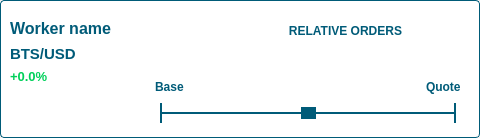
Before: the Qt Designer form dexbot/views/ui/worker_item_widget.ui in xeroc/stakemachine, drawn with Qt 5.
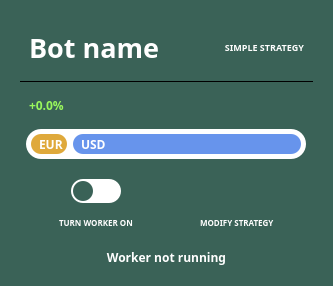
After: the same form once the commit is applied. Icons and pictures are not drawn.

Commit message: New visuals for worker and worker list

The edit to the form file:
```diff
--- a/dexbot/views/ui/worker_item_widget.ui
+++ b/dexbot/views/ui/worker_item_widget.ui
@@ -2,551 +2,562 @@
 <ui version="4.0">
  <class>widget</class>
  <widget class="QWidget" name="widget">
-  <property name="enabled">
-   <bool>true</bool>
-  </property>
   <property name="geometry">
    <rect>
     <x>0</x>
     <y>0</y>
-    <width>480</width>
-    <height>138</height>
+    <width>333</width>
+    <height>275</height>
    </rect>
   </property>
-  <property name="sizePolicy">
-   <sizepolicy hsizetype="Expanding" vsizetype="Expanding">
-    <horstretch>0</horstretch>
-    <verstretch>0</verstretch>
-   </sizepolicy>
+  <property name="font">
+   <font>
+    <family>Source Sans Pro</family>
+    <weight>75</weight>
+    <bold>true</bold>
+   </font>
   </property>
   <property name="windowTitle">
-   <string>widget</string>
+   <string>Form</string>
   </property>
-  <layout class="QGridLayout" name="gridLayout_2">
-   <property name="leftMargin">
-    <number>0</number>
-   </property>
-   <property name="topMargin">
-    <number>0</number>
-   </property>
-   <property name="rightMargin">
-    <number>0</number>
-   </property>
-   <property name="bottomMargin">
-    <number>0</number>
-   </property>
+  <property name="styleSheet">
+   <string notr="true">background-color: #3A6257;
+color: #ffffff;
+border-radius: 20px;
+</string>
+  </property>
+  <layout class="QGridLayout" name="gridLayout">
    <item row="0" column="0">
-    <widget class="QFrame" name="widget_frame">
-     <property name="sizePolicy">
-      <sizepolicy hsizetype="Preferred" vsizetype="Preferred">
-       <horstretch>0</horstretch>
-       <verstretch>0</verstretch>
-      </sizepolicy>
-     </property>
-     <property name="minimumSize">
-      <size>
-       <width>480</width>
-       <height>137</height>
-      </size>
-     </property>
-     <property name="maximumSize">
-      <size>
-       <width>16777215</width>
-       <height>16777215</height>
-      </size>
-     </property>
-     <property name="layoutDirection">
-      <enum>Qt::LeftToRight</enum>
-     </property>
-     <property name="autoFillBackground">
-      <bool>false</bool>
+    <widget class="QWidget" name="widget_5" native="true">
+     <property name="font">
+      <font>
+       <family>Source Sans Pro</family>
+       <weight>75</weight>
+       <bold>true</bold>
+      </font>
      </property>
      <property name="styleSheet">
-      <string notr="true">.QFrame { border: 1px solid #005B78; border-radius: 4px; }
-* { background-color: white; }
-</string>
+      <string notr="true">border-radius: 20px;</string>
      </property>
-     <property name="frameShape">
-      <enum>QFrame::StyledPanel</enum>
-     </property>
-     <property name="frameShadow">
-      <enum>QFrame::Raised</enum>
-     </property>
-     <layout class="QGridLayout" name="gridLayout_6">
-      <item row="1" column="0">
-       <widget class="QWidget" name="widget_3" native="true">
-        <property name="sizePolicy">
-         <sizepolicy hsizetype="Preferred" vsizetype="Preferred">
-          <horstretch>0</horstretch>
-          <verstretch>0</verstretch>
-         </sizepolicy>
+     <layout class="QVBoxLayout" name="verticalLayout">
+      <item>
+       <widget class="QWidget" name="NameStrategy" native="true">
+        <property name="maximumSize">
+         <size>
+          <width>16777215</width>
+          <height>100</height>
+         </size>
         </property>
-        <layout class="QHBoxLayout" name="horizontalLayout_4">
+        <property name="font">
+         <font>
+          <family>Source Sans Pro</family>
+          <weight>75</weight>
+          <bold>true</bold>
+         </font>
+        </property>
+        <property name="styleSheet">
+         <string notr="true"/>
+        </property>
+        <layout class="QHBoxLayout" name="horizontalLayout">
+         <item>
+          <widget class="QLabel" name="worker_name_label">
+           <property name="sizePolicy">
+            <sizepolicy hsizetype="Expanding" vsizetype="Preferred">
+             <horstretch>0</horstretch>
+             <verstretch>0</verstretch>
+            </sizepolicy>
+           </property>
+           <property name="maximumSize">
+            <size>
+             <width>16777215</width>
+             <height>200</height>
+            </size>
+           </property>
+           <property name="font">
+            <font>
+             <family>Source Sans Pro</family>
+             <pointsize>20</pointsize>
+             <weight>75</weight>
+             <bold>true</bold>
+            </font>
+           </property>
+           <property name="text">
+            <string>Bot name</string>
+           </property>
+          </widget>
+         </item>
+         <item>
+          <widget class="QLabel" name="label_3">
+           <property name="minimumSize">
+            <size>
+             <width>10</width>
+             <height>9</height>
+            </size>
+           </property>
+           <property name="maximumSize">
+            <size>
+             <width>10</width>
+             <height>9</height>
+            </size>
+           </property>
+           <property name="styleSheet">
+            <string notr="true">margin-top: 2px;</string>
+           </property>
+           <property name="text">
+            <string/>
+           </property>
+           <property name="pixmap">
+            <pixmap resource="../../resources/icons.qrc">:/bot_widget/svg/simplestrategy.svg</pixmap>
+           </property>
+           <property name="scaledContents">
+            <bool>true</bool>
+           </property>
+          </widget>
+         </item>
+         <item>
+          <widget class="QLabel" name="label_2">
+           <property name="sizePolicy">
+            <sizepolicy hsizetype="Fixed" vsizetype="Preferred">
+             <horstretch>0</horstretch>
+             <verstretch>0</verstretch>
+            </sizepolicy>
+           </property>
+           <property name="maximumSize">
+            <size>
+             <width>16777215</width>
+             <height>16777042</height>
+            </size>
+           </property>
+           <property name="font">
+            <font>
+             <family>Source Sans Pro</family>
+             <pointsize>7</pointsize>
+             <weight>75</weight>
+             <bold>true</bold>
+            </font>
+           </property>
+           <property name="text">
+            <string>SIMPLE STRATEGY</string>
+           </property>
+           <property name="alignment">
+            <set>Qt::AlignRight|Qt::AlignTrailing|Qt::AlignVCenter</set>
+           </property>
+          </widget>
+         </item>
+        </layout>
+       </widget>
+      </item>
+      <item>
+       <widget class="Line" name="line">
+        <property name="enabled">
+         <bool>true</bool>
+        </property>
+        <property name="maximumSize">
+         <size>
+          <width>16777215</width>
+          <height>1</height>
+         </size>
+        </property>
+        <property name="font">
+         <font>
+          <family>Source Sans Pro</family>
+          <weight>75</weight>
+          <bold>true</bold>
+         </font>
+        </property>
+        <property name="styleSheet">
+         <string notr="true">background: black;</string>
+        </property>
+        <property name="orientation">
+         <enum>Qt::Horizontal</enum>
+        </property>
+       </widget>
+      </item>
+      <item>
+       <widget class="QWidget" name="widget_2" native="true">
+        <property name="font">
+         <font>
+          <family>Source Sans Pro</family>
+          <weight>75</weight>
+          <bold>true</bold>
+         </font>
+        </property>
+        <layout class="QHBoxLayout" name="horizontalLayout_3">
+         <item>
+          <widget class="QLabel" name="profit_label">
+           <property name="font">
+            <font>
+             <family>Source Sans Pro</family>
+             <weight>75</weight>
+             <bold>true</bold>
+            </font>
+           </property>
+           <property name="styleSheet">
+            <string notr="true">color: #99F75C;</string>
+           </property>
+           <property name="text">
+            <string>+0.0%</string>
+           </property>
+          </widget>
+         </item>
+         <item alignment="Qt::AlignRight">
+          <widget class="QLabel" name="currency_label">
+           <property name="font">
+            <font>
+             <family>Source Sans Pro</family>
+             <weight>75</weight>
+             <bold>true</bold>
+            </font>
+           </property>
+           <property name="text">
+            <string/>
+           </property>
+          </widget>
+         </item>
+        </layout>
+       </widget>
+      </item>
+      <item alignment="Qt::AlignHCenter">
+       <widget class="QWidget" name="bar" native="true">
+        <property name="minimumSize">
+         <size>
+          <width>280</width>
+          <height>30</height>
+         </size>
+        </property>
+        <property name="maximumSize">
+         <size>
+          <width>280</width>
+          <height>30</height>
+         </size>
+        </property>
+        <property name="font">
+         <font>
+          <family>Source Sans Pro</family>
+          <weight>75</weight>
+          <bold>true</bold>
+         </font>
+        </property>
+        <property name="styleSheet">
+         <string notr="true">border-radius: 15px;
+background: #ffffff;
+max-height: 30px;
+padding: 0px;
+margin: 0px;</string>
+        </property>
+        <layout class="QHBoxLayout" name="horizontalLayout_2">
          <property name="leftMargin">
-          <number>0</number>
+          <number>5</number>
+         </property>
+         <property name="topMargin">
+          <number>5</number>
          </property>
          <property name="rightMargin">
-          <number>0</number>
+          <number>5</number>
          </property>
          <property name="bottomMargin">
-          <number>1</number>
+          <number>5</number>
          </property>
          <item>
-          <widget class="QLabel" name="worker_name_label">
-           <property name="font">
-            <font>
-             <pointsize>12</pointsize>
-             <weight>75</weight>
-             <bold>true</bold>
-            </font>
+          <widget class="QLabel" name="base_asset_label">
+           <property name="sizePolicy">
+            <sizepolicy hsizetype="Fixed" vsizetype="Preferred">
+             <horstretch>0</horstretch>
+             <verstretch>0</verstretch>
+            </sizepolicy>
            </property>
-           <property name="styleSheet">
-            <string notr="true">color: #005B78;</string>
-           </property>
-           <property name="text">
-            <string>Worker name</string>
-           </property>
-           <property name="alignment">
-            <set>Qt::AlignBottom|Qt::AlignLeading|Qt::AlignLeft</set>
-           </property>
-           <property name="textInteractionFlags">
-            <set>Qt::TextSelectableByMouse</set>
-           </property>
-          </widget>
-         </item>
-         <item>
-          <widget class="QLabel" name="strategy_label">
            <property name="maximumSize">
             <size>
-             <width>16777215</width>
-             <height>16777215</height>
+             <width>16777191</width>
+             <height>30</height>
             </size>
            </property>
            <property name="font">
             <font>
+             <family>Source Sans Pro</family>
              <pointsize>9</pointsize>
              <weight>75</weight>
              <bold>true</bold>
             </font>
            </property>
-           <property name="autoFillBackground">
-            <bool>false</bool>
+           <property name="layoutDirection">
+            <enum>Qt::LeftToRight</enum>
            </property>
            <property name="styleSheet">
-            <string notr="true">color: #005B78;</string>
+            <string notr="true">background: #dfa93b;
+border-radius: 10px; padding-left: 5px;</string>
            </property>
            <property name="text">
-            <string>RELATIVE ORDERS</string>
+            <string>EUR</string>
            </property>
            <property name="alignment">
-            <set>Qt::AlignBottom|Qt::AlignRight|Qt::AlignTrailing</set>
+            <set>Qt::AlignLeading|Qt::AlignLeft|Qt::AlignVCenter</set>
            </property>
-           <property name="textInteractionFlags">
-            <set>Qt::TextSelectableByMouse</set>
-           </property>
           </widget>
          </item>
          <item>
-          <widget class="QPushButton" name="edit_button">
-           <property name="maximumSize">
-            <size>
-             <width>28</width>
-             <height>16777215</height>
-            </size>
+          <widget class="QLabel" name="quote_asset_label">
+           <property name="sizePolicy">
+            <sizepolicy hsizetype="Expanding" vsizetype="Preferred">
+             <horstretch>0</horstretch>
+             <verstretch>0</verstretch>
+            </sizepolicy>
            </property>
-           <property name="cursor">
-            <cursorShape>PointingHandCursor</cursorShape>
+           <property name="font">
+            <font>
+             <family>Source Sans Pro</family>
+             <weight>75</weight>
+             <bold>true</bold>
+            </font>
            </property>
            <property name="styleSheet">
-            <string notr="true">border: 0;</string>
+            <string notr="true">border-radius: 10px; padding-left: 5px; background: #6794ec; </string>
            </property>
            <property name="text">
-            <string/>
+            <string>USD</string>
            </property>
-           <property name="icon">
-            <iconset resource="../../resources/icons.qrc">
-             <normaloff>:/bot_widget/img/pen.png</normaloff>:/bot_widget/img/pen.png</iconset>
-           </property>
           </widget>
          </item>
+        </layout>
+       </widget>
+      </item>
+      <item>
+       <widget class="QWidget" name="widget_3" native="true">
+        <property name="font">
+         <font>
+          <family>Source Sans Pro</family>
+          <weight>75</weight>
+          <bold>true</bold>
+         </font>
+        </property>
+        <property name="styleSheet">
+         <string notr="true">border-radius: 0px;</string>
+        </property>
+        <layout class="QHBoxLayout" name="horizontalLayout_4">
          <item>
-          <widget class="QPushButton" name="remove_button">
-           <property name="maximumSize">
+          <widget class="QWidget" name="running" native="true">
+           <property name="minimumSize">
             <size>
-             <width>28</width>
-             <height>16777215</height>
+             <width>0</width>
+             <height>60</height>
             </size>
            </property>
-           <property name="cursor">
-            <cursorShape>PointingHandCursor</cursorShape>
+           <property name="font">
+            <font>
+             <family>Source Sans Pro</family>
+             <weight>75</weight>
+             <bold>true</bold>
+            </font>
            </property>
-           <property name="styleSheet">
-            <string notr="true">border: 0;</string>
-           </property>
-           <property name="text">
-            <string/>
-           </property>
-           <property name="icon">
-            <iconset resource="../../resources/icons.qrc">
-             <normaloff>:/bot_widget/img/bin.png</normaloff>:/bot_widget/img/bin.png</iconset>
-           </property>
-           <property name="iconSize">
-            <size>
-             <width>20</width>
-             <height>20</height>
-            </size>
-           </property>
-          </widget>
-         </item>
-        </layout>
-       </widget>
-      </item>
-      <item row="3" column="0">
-       <layout class="QGridLayout" name="gridLayout">
-        <property name="leftMargin">
-         <number>0</number>
-        </property>
-        <item row="0" column="0">
-         <layout class="QGridLayout" name="gridLayout_3">
-          <item row="0" column="0">
-           <widget class="QWidget" name="widget_6" native="true">
-            <property name="minimumSize">
-             <size>
-              <width>130</width>
-              <height>0</height>
-             </size>
+           <layout class="QVBoxLayout" name="verticalLayout_3">
+            <property name="spacing">
+             <number>0</number>
             </property>
-            <layout class="QVBoxLayout" name="verticalLayout_5">
-             <property name="leftMargin">
-              <number>0</number>
-             </property>
-             <property name="topMargin">
-              <number>0</number>
-             </property>
-             <property name="rightMargin">
-              <number>0</number>
-             </property>
-             <property name="bottomMargin">
-              <number>0</number>
-             </property>
-             <item>
-              <widget class="QLabel" name="currency_label">
-               <property name="font">
-                <font>
-                 <pointsize>11</pointsize>
-                 <weight>75</weight>
-                 <bold>true</bold>
-                </font>
+            <property name="leftMargin">
+             <number>5</number>
+            </property>
+            <property name="topMargin">
+             <number>5</number>
+            </property>
+            <property name="rightMargin">
+             <number>5</number>
+            </property>
+            <property name="bottomMargin">
+             <number>5</number>
+            </property>
+            <item alignment="Qt::AlignHCenter">
+             <widget class="QWidget" name="onoff" native="true">
+              <property name="minimumSize">
+               <size>
+                <width>50</width>
+                <height>24</height>
+               </size>
+              </property>
+              <property name="maximumSize">
+               <size>
+                <width>50</width>
+                <height>24</height>
+               </size>
+              </property>
+              <property name="layoutDirection">
+               <enum>Qt::LeftToRight</enum>
+              </property>
+              <property name="styleSheet">
+               <string notr="true">border-radius: 12px;
+background: #ffffff;
+max-height: 24px;
+padding: 0px;
+margin: 0px;</string>
+              </property>
+              <layout class="QHBoxLayout" name="horizontalLayout_5">
+               <property name="leftMargin">
+                <number>2</number>
                </property>
-               <property name="styleSheet">
-                <string notr="true">color: #005B78;</string>
+               <property name="topMargin">
+                <number>2</number>
                </property>
-               <property name="text">
-                <string>BTS/USD</string>
+               <property name="rightMargin">
+                <number>2</number>
                </property>
-               <property name="alignment">
-                <set>Qt::AlignLeading|Qt::AlignLeft|Qt::AlignVCenter</set>
+               <property name="bottomMargin">
+                <number>2</number>
                </property>
-               <property name="textInteractionFlags">
-                <set>Qt::TextSelectableByMouse</set>
-               </property>
-              </widget>
-             </item>
-             <item>
-              <widget class="QLabel" name="profit_label">
-               <property name="font">
-                <font>
-                 <pointsize>10</pointsize>
-                 <weight>75</weight>
-                 <bold>true</bold>
-                </font>
-               </property>
-               <property name="styleSheet">
-                <string notr="true">color: #00D05A;</string>
-               </property>
-               <property name="lineWidth">
-                <number>1</number>
-               </property>
-               <property name="text">
-                <string>+0.0%</string>
-               </property>
-               <property name="alignment">
-                <set>Qt::AlignLeading|Qt::AlignLeft|Qt::AlignVCenter</set>
-               </property>
-               <property name="textInteractionFlags">
-                <set>Qt::TextSelectableByMouse</set>
-               </property>
-              </widget>
-             </item>
-            </layout>
-           </widget>
-          </item>
-         </layout>
-        </item>
-        <item row="0" column="1" rowspan="2">
-         <widget class="QWidget" name="widget_4" native="true">
-          <property name="sizePolicy">
-           <sizepolicy hsizetype="Expanding" vsizetype="Preferred">
-            <horstretch>0</horstretch>
-            <verstretch>0</verstretch>
-           </sizepolicy>
-          </property>
-          <layout class="QVBoxLayout" name="verticalLayout_4">
-           <property name="bottomMargin">
-            <number>5</number>
+               <item alignment="Qt::AlignLeft">
+                <widget class="QWidget" name="toggle" native="true">
+                 <property name="minimumSize">
+                  <size>
+                   <width>20</width>
+                   <height>20</height>
+                  </size>
+                 </property>
+                 <property name="maximumSize">
+                  <size>
+                   <width>20</width>
+                   <height>24</height>
+                  </size>
+                 </property>
+                 <property name="layoutDirection">
+                  <enum>Qt::LeftToRight</enum>
+                 </property>
+                 <property name="styleSheet">
+                  <string notr="true">background-color: #3A6257; border-radius: 10px;float:right;</string>
+                 </property>
+                </widget>
+               </item>
+              </layout>
+             </widget>
+            </item>
+            <item alignment="Qt::AlignHCenter|Qt::AlignBottom">
+             <widget class="QLabel" name="toggle_label">
+              <property name="font">
+               <font>
+                <family>Source Sans Pro</family>
+                <pointsize>6</pointsize>
+                <weight>75</weight>
+                <bold>true</bold>
+               </font>
+              </property>
+              <property name="text">
+               <string>TURN WORKER ON</string>
+              </property>
+             </widget>
+            </item>
+           </layout>
+          </widget>
+         </item>
+         <item>
+          <widget class="QWidget" name="widget_4" native="true">
+           <property name="minimumSize">
+            <size>
+             <width>0</width>
+             <height>60</height>
+            </size>
            </property>
-           <item>
-            <spacer name="verticalSpacer">
-             <property name="orientation">
-              <enum>Qt::Vertical</enum>
-             </property>
-             <property name="sizeHint" stdset="0">
-              <size>
-               <width>20</width>
-               <height>40</height>
-              </size>
-             </property>
-            </spacer>
-           </item>
-           <item>
-            <widget class="QWidget" name="widget_7" native="true">
-             <layout class="QHBoxLayout" name="horizontalLayout">
-              <property name="leftMargin">
-               <number>0</number>
+           <property name="font">
+            <font>
+             <family>Source Sans Pro</family>
+             <weight>75</weight>
+             <bold>true</bold>
+            </font>
+           </property>
+           <layout class="QVBoxLayout" name="verticalLayout_2">
+            <property name="spacing">
+             <number>0</number>
+            </property>
+            <property name="leftMargin">
+             <number>5</number>
+            </property>
+            <property name="topMargin">
+             <number>5</number>
+            </property>
+            <property name="rightMargin">
+             <number>5</number>
+            </property>
+            <property name="bottomMargin">
+             <number>5</number>
+            </property>
+            <item alignment="Qt::AlignTop">
+             <widget class="QPushButton" name="edit_button">
+              <property name="minimumSize">
+               <size>
+                <width>0</width>
+                <height>24</height>
+               </size>
               </property>
-              <property name="rightMargin">
-               <number>0</number>
+              <property name="font">
+               <font>
+                <family>Source Sans Pro</family>
+                <weight>75</weight>
+                <bold>true</bold>
+               </font>
               </property>
-              <property name="bottomMargin">
-               <number>0</number>
+              <property name="cursor">
+               <cursorShape>PointingHandCursor</cursorShape>
               </property>
-              <item>
-               <widget class="QLabel" name="buy_label">
-                <property name="font">
-                 <font>
-                  <weight>75</weight>
-                  <bold>true</bold>
-                 </font>
-                </property>
-                <property name="styleSheet">
-                 <string notr="true">color: #005B78;</string>
-                </property>
-                <property name="text">
-                 <string>Base</string>
-                </property>
-               </widget>
-              </item>
-              <item>
-               <spacer name="horizontalSpacer_2">
-                <property name="orientation">
-                 <enum>Qt::Horizontal</enum>
-                </property>
-                <property name="sizeHint" stdset="0">
-                 <size>
-                  <width>40</width>
-                  <height>20</height>
-                 </size>
-                </property>
-               </spacer>
-              </item>
-              <item>
-               <widget class="QLabel" name="sell_label">
-                <property name="font">
-                 <font>
-                  <weight>75</weight>
-                  <bold>true</bold>
-                 </font>
-                </property>
-                <property name="styleSheet">
-                 <string notr="true">color: #005B78;</string>
-                </property>
-                <property name="text">
-                 <string>Quote</string>
-                </property>
-               </widget>
-              </item>
-             </layout>
-            </widget>
-           </item>
-           <item>
-            <widget class="QWidget" name="widget_2" native="true">
-             <property name="sizePolicy">
-              <sizepolicy hsizetype="Expanding" vsizetype="Preferred">
-               <horstretch>0</horstretch>
-               <verstretch>0</verstretch>
-              </sizepolicy>
-             </property>
-             <property name="styleSheet">
-              <string notr="true"/>
-             </property>
-             <layout class="QHBoxLayout" name="horizontalLayout_3">
-              <property name="leftMargin">
-               <number>5</number>
+              <property name="styleSheet">
+               <string notr="true">color: #ffffff</string>
               </property>
-              <property name="topMargin">
-               <number>0</number>
+              <property name="text">
+               <string/>
               </property>
-              <property name="rightMargin">
-               <number>5</number>
+              <property name="icon">
+               <iconset resource="../../resources/icons.qrc">
+                <normaloff>:/bot_widget/svg/modifystrategy.svg</normaloff>:/bot_widget/svg/modifystrategy.svg</iconset>
               </property>
-              <property name="bottomMargin">
-               <number>0</number>
+              <property name="iconSize">
+               <size>
+                <width>30</width>
+                <height>30</height>
+               </size>
               </property>
-              <item>
-               <widget class="QSlider" name="order_slider">
-                <property name="enabled">
-                 <bool>false</bool>
-                </property>
-                <property name="sizePolicy">
-                 <sizepolicy hsizetype="Preferred" vsizetype="Fixed">
-                  <horstretch>0</horstretch>
-                  <verstretch>0</verstretch>
-                 </sizepolicy>
-                </property>
-                <property name="styleSheet">
-                 <string notr="true">QSlider::groove:horizontal {
-height: 2px;
-background: #005B78;
-}
-QSlider::handle:horizontal {
-background: #005B78;
-width: 15px;
-margin: -5px 0;
-}
-QSlider {
-border-left: 2px solid  #005B78;
-border-right: 2px solid  #005B78;
-}</string>
-                </property>
-                <property name="maximum">
-                 <number>100</number>
-                </property>
-                <property name="sliderPosition">
-                 <number>50</number>
-                </property>
-                <property name="tracking">
-                 <bool>false</bool>
-                </property>
-                <property name="orientation">
-                 <enum>Qt::Horizontal</enum>
-                </property>
-                <property name="tickPosition">
-                 <enum>QSlider::TicksAbove</enum>
-                </property>
-               </widget>
-              </item>
-             </layout>
-            </widget>
-           </item>
-          </layout>
-         </widget>
-        </item>
-        <item row="1" column="0">
-         <widget class="QWidget" name="widget_5" native="true">
-          <property name="sizePolicy">
-           <sizepolicy hsizetype="Fixed" vsizetype="Preferred">
-            <horstretch>0</horstretch>
-            <verstretch>0</verstretch>
-           </sizepolicy>
-          </property>
-          <property name="maximumSize">
-           <size>
-            <width>16777215</width>
-            <height>16777215</height>
-           </size>
-          </property>
-          <layout class="QHBoxLayout" name="horizontalLayout_2">
-           <property name="leftMargin">
-            <number>0</number>
-           </property>
-           <property name="topMargin">
-            <number>0</number>
-           </property>
-           <property name="rightMargin">
-            <number>0</number>
-           </property>
-           <property name="bottomMargin">
-            <number>0</number>
-           </property>
-           <item>
-            <widget class="QPushButton" name="pause_button">
-             <property name="sizePolicy">
-              <sizepolicy hsizetype="Fixed" vsizetype="Fixed">
-               <horstretch>0</horstretch>
-               <verstretch>0</verstretch>
-              </sizepolicy>
-             </property>
-             <property name="cursor">
-              <cursorShape>PointingHandCursor</cursorShape>
-             </property>
-             <property name="styleSheet">
-              <string notr="true">border: 0;
-</string>
-             </property>
-             <property name="text">
-              <string/>
-             </property>
-             <property name="icon">
-              <iconset resource="../../resources/icons.qrc">
-               <normaloff>:/bot_widget/img/pause.png</normaloff>:/bot_widget/img/pause.png</iconset>
-             </property>
-             <property name="iconSize">
-              <size>
-               <width>30</width>
-               <height>30</height>
-              </size>
-             </property>
-            </widget>
-           </item>
-           <item>
-            <widget class="QPushButton" name="play_button">
-             <property name="sizePolicy">
-              <sizepolicy hsizetype="Fixed" vsizetype="Fixed">
-               <horstretch>0</horstretch>
-               <verstretch>0</verstretch>
-              </sizepolicy>
-             </property>
-             <property name="cursor">
-              <cursorShape>PointingHandCursor</cursorShape>
-             </property>
-             <property name="statusTip">
-              <string extracomment="Start bot"/>
-             </property>
-             <property name="styleSheet">
-              <string notr="true">border: 0;</string>
-             </property>
-             <property name="text">
-              <string/>
-             </property>
-             <property name="icon">
-              <iconset resource="../../resources/icons.qrc">
-               <normaloff>:/bot_widget/img/play.png</normaloff>:/bot_widget/img/play.png</iconset>
-             </property>
-             <property name="iconSize">
-              <size>
-               <width>30</width>
-               <height>30</height>
-              </size>
-             </property>
-            </widget>
-           </item>
-           <item>
-            <spacer name="horizontalSpacer">
-             <property name="orientation">
-              <enum>Qt::Horizontal</enum>
-             </property>
-             <property name="sizeHint" stdset="0">
-              <size>
-               <width>40</width>
-               <height>20</height>
-              </size>
-             </property>
-            </spacer>
-           </item>
-          </layout>
-         </widget>
-        </item>
-       </layout>
+              <property name="flat">
+               <bool>true</bool>
+              </property>
+             </widget>
+            </item>
+            <item alignment="Qt::AlignHCenter|Qt::AlignBottom">
+             <widget class="QLabel" name="edit_label">
+              <property name="font">
+               <font>
+                <family>Source Sans Pro</family>
+                <pointsize>6</pointsize>
+                <weight>75</weight>
+                <bold>true</bold>
+               </font>
+              </property>
+              <property name="styleSheet">
+               <string notr="true"/>
+              </property>
+              <property name="text">
+               <string>MODIFY STRATEGY</string>
+              </property>
+             </widget>
+            </item>
+           </layout>
+          </widget>
+         </item>
+        </layout>
+       </widget>
+      </item>
+      <item>
+       <widget class="QLabel" name="label">
+        <property name="font">
+         <font>
+          <family>Source Sans Pro</family>
+          <weight>75</weight>
+          <bold>true</bold>
+         </font>
+        </property>
+        <property name="text">
+         <string>Worker not running</string>
+        </property>
+        <property name="alignment">
+         <set>Qt::AlignCenter</set>
+        </property>
+        <property name="wordWrap">
+         <bool>true</bool>
+        </property>
+       </widget>
       </item>
      </layout>
     </widget>
```
Left out of the diff: 1 changed line with no effect on the pictures. The commit also changes 13 other files.
